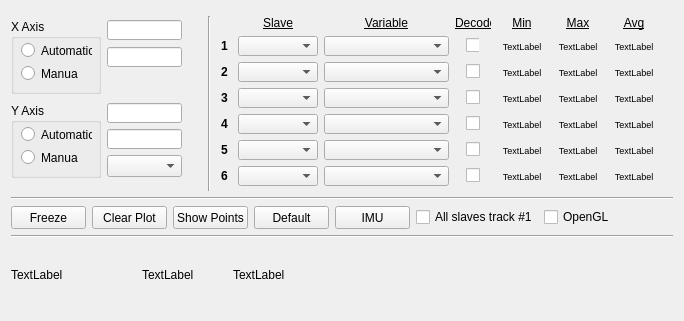
Before: the Qt Designer form ui/w_2dplot.ui in JFDuval/flexsea-plan, drawn with Qt 5.
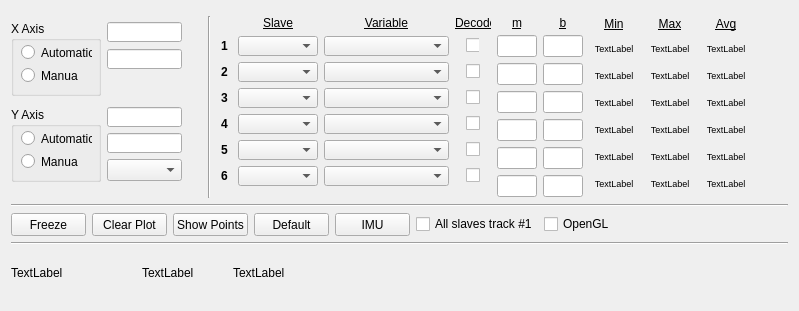
After: the same form once the commit is applied.

Commit message: Added m & b lineEdits to 2DPlot. Initialized them to 0 and 1.

```diff
--- a/ui/w_2dplot.ui
+++ b/ui/w_2dplot.ui
@@ -6,8 +6,8 @@
    <rect>
     <x>0</x>
     <y>0</y>
-    <width>684</width>
-    <height>321</height>
+    <width>799</width>
+    <height>311</height>
    </rect>
   </property>
   <property name="minimumSize">
@@ -838,7 +838,20 @@
        </property>
       </spacer>
      </item>
-     <item row="0" column="5">
+     <item row="0" column="7">
+      <spacer name="horizontalSpacer_2">
+       <property name="orientation">
+        <enum>Qt::Horizontal</enum>
+       </property>
+       <property name="sizeHint" stdset="0">
+        <size>
+         <width>5</width>
+         <height>5</height>
+        </size>
+       </property>
+      </spacer>
+     </item>
+     <item row="0" column="6">
       <layout class="QGridLayout" name="gridLayout_6">
        <item row="7" column="0">
         <spacer name="verticalSpacer_5">
@@ -1362,18 +1375,345 @@
        </item>
       </layout>
      </item>
-     <item row="0" column="6">
-      <spacer name="horizontalSpacer_2">
-       <property name="orientation">
-        <enum>Qt::Horizontal</enum>
-       </property>
-       <property name="sizeHint" stdset="0">
-        <size>
-         <width>5</width>
-         <height>5</height>
-        </size>
-       </property>
-      </spacer>
+     <item row="0" column="5">
+      <layout class="QGridLayout" name="gridLayout_8">
+       <item row="0" column="1">
+        <widget class="QLabel" name="label_8">
+         <property name="sizePolicy">
+          <sizepolicy hsizetype="Minimum" vsizetype="Preferred">
+           <horstretch>0</horstretch>
+           <verstretch>0</verstretch>
+          </sizepolicy>
+         </property>
+         <property name="minimumSize">
+          <size>
+           <width>25</width>
+           <height>13</height>
+          </size>
+         </property>
+         <property name="maximumSize">
+          <size>
+           <width>16777215</width>
+           <height>13</height>
+          </size>
+         </property>
+         <property name="text">
+          <string>&lt;html&gt;&lt;head/&gt;&lt;body&gt;&lt;p&gt;&lt;span style=&quot; text-decoration: underline;&quot;&gt;b&lt;/span&gt;&lt;/p&gt;&lt;/body&gt;&lt;/html&gt;</string>
+         </property>
+         <property name="alignment">
+          <set>Qt::AlignCenter</set>
+         </property>
+        </widget>
+       </item>
+       <item row="7" column="0">
+        <spacer name="verticalSpacer_8">
+         <property name="orientation">
+          <enum>Qt::Vertical</enum>
+         </property>
+         <property name="sizeType">
+          <enum>QSizePolicy::Minimum</enum>
+         </property>
+         <property name="sizeHint" stdset="0">
+          <size>
+           <width>20</width>
+           <height>1</height>
+          </size>
+         </property>
+        </spacer>
+       </item>
+       <item row="0" column="0">
+        <widget class="QLabel" name="label_7">
+         <property name="sizePolicy">
+          <sizepolicy hsizetype="Minimum" vsizetype="Preferred">
+           <horstretch>0</horstretch>
+           <verstretch>0</verstretch>
+          </sizepolicy>
+         </property>
+         <property name="minimumSize">
+          <size>
+           <width>25</width>
+           <height>13</height>
+          </size>
+         </property>
+         <property name="maximumSize">
+          <size>
+           <width>16777215</width>
+           <height>13</height>
+          </size>
+         </property>
+         <property name="text">
+          <string>&lt;html&gt;&lt;head/&gt;&lt;body&gt;&lt;p&gt;&lt;span style=&quot; text-decoration: underline;&quot;&gt;m&lt;/span&gt;&lt;/p&gt;&lt;/body&gt;&lt;/html&gt;</string>
+         </property>
+         <property name="alignment">
+          <set>Qt::AlignCenter</set>
+         </property>
+        </widget>
+       </item>
+       <item row="1" column="0">
+        <widget class="QLineEdit" name="lineEditM1">
+         <property name="sizePolicy">
+          <sizepolicy hsizetype="MinimumExpanding" vsizetype="Fixed">
+           <horstretch>0</horstretch>
+           <verstretch>0</verstretch>
+          </sizepolicy>
+         </property>
+         <property name="minimumSize">
+          <size>
+           <width>25</width>
+           <height>0</height>
+          </size>
+         </property>
+         <property name="maximumSize">
+          <size>
+           <width>40</width>
+           <height>16777215</height>
+          </size>
+         </property>
+        </widget>
+       </item>
+       <item row="2" column="0">
+        <widget class="QLineEdit" name="lineEditM2">
+         <property name="sizePolicy">
+          <sizepolicy hsizetype="MinimumExpanding" vsizetype="Fixed">
+           <horstretch>0</horstretch>
+           <verstretch>0</verstretch>
+          </sizepolicy>
+         </property>
+         <property name="minimumSize">
+          <size>
+           <width>25</width>
+           <height>0</height>
+          </size>
+         </property>
+         <property name="maximumSize">
+          <size>
+           <width>40</width>
+           <height>16777215</height>
+          </size>
+         </property>
+        </widget>
+       </item>
+       <item row="3" column="0">
+        <widget class="QLineEdit" name="lineEditM3">
+         <property name="sizePolicy">
+          <sizepolicy hsizetype="MinimumExpanding" vsizetype="Fixed">
+           <horstretch>0</horstretch>
+           <verstretch>0</verstretch>
+          </sizepolicy>
+         </property>
+         <property name="minimumSize">
+          <size>
+           <width>25</width>
+           <height>0</height>
+          </size>
+         </property>
+         <property name="maximumSize">
+          <size>
+           <width>40</width>
+           <height>16777215</height>
+          </size>
+         </property>
+        </widget>
+       </item>
+       <item row="4" column="0">
+        <widget class="QLineEdit" name="lineEditM4">
+         <property name="sizePolicy">
+          <sizepolicy hsizetype="MinimumExpanding" vsizetype="Fixed">
+           <horstretch>0</horstretch>
+           <verstretch>0</verstretch>
+          </sizepolicy>
+         </property>
+         <property name="minimumSize">
+          <size>
+           <width>25</width>
+           <height>0</height>
+          </size>
+         </property>
+         <property name="maximumSize">
+          <size>
+           <width>40</width>
+           <height>16777215</height>
+          </size>
+         </property>
+        </widget>
+       </item>
+       <item row="5" column="0">
+        <widget class="QLineEdit" name="lineEditM5">
+         <property name="sizePolicy">
+          <sizepolicy hsizetype="MinimumExpanding" vsizetype="Fixed">
+           <horstretch>0</horstretch>
+           <verstretch>0</verstretch>
+          </sizepolicy>
+         </property>
+         <property name="minimumSize">
+          <size>
+           <width>25</width>
+           <height>0</height>
+          </size>
+         </property>
+         <property name="maximumSize">
+          <size>
+           <width>40</width>
+           <height>16777215</height>
+          </size>
+         </property>
+        </widget>
+       </item>
+       <item row="6" column="0">
+        <widget class="QLineEdit" name="lineEditM6">
+         <property name="sizePolicy">
+          <sizepolicy hsizetype="MinimumExpanding" vsizetype="Fixed">
+           <horstretch>0</horstretch>
+           <verstretch>0</verstretch>
+          </sizepolicy>
+         </property>
+         <property name="minimumSize">
+          <size>
+           <width>25</width>
+           <height>0</height>
+          </size>
+         </property>
+         <property name="maximumSize">
+          <size>
+           <width>40</width>
+           <height>16777215</height>
+          </size>
+         </property>
+        </widget>
+       </item>
+       <item row="1" column="1">
+        <widget class="QLineEdit" name="lineEditB1">
+         <property name="sizePolicy">
+          <sizepolicy hsizetype="MinimumExpanding" vsizetype="Fixed">
+           <horstretch>0</horstretch>
+           <verstretch>0</verstretch>
+          </sizepolicy>
+         </property>
+         <property name="minimumSize">
+          <size>
+           <width>25</width>
+           <height>0</height>
+          </size>
+         </property>
+         <property name="maximumSize">
+          <size>
+           <width>40</width>
+           <height>16777215</height>
+          </size>
+         </property>
+        </widget>
+       </item>
+       <item row="2" column="1">
+        <widget class="QLineEdit" name="lineEditB2">
+         <property name="sizePolicy">
+          <sizepolicy hsizetype="MinimumExpanding" vsizetype="Fixed">
+           <horstretch>0</horstretch>
+           <verstretch>0</verstretch>
+          </sizepolicy>
+         </property>
+         <property name="minimumSize">
+          <size>
+           <width>25</width>
+           <height>0</height>
+          </size>
+         </property>
+         <property name="maximumSize">
+          <size>
+           <width>40</width>
+           <height>16777215</height>
+          </size>
+         </property>
+        </widget>
+       </item>
+       <item row="3" column="1">
+        <widget class="QLineEdit" name="lineEditB3">
+         <property name="sizePolicy">
+          <sizepolicy hsizetype="MinimumExpanding" vsizetype="Fixed">
+           <horstretch>0</horstretch>
+           <verstretch>0</verstretch>
+          </sizepolicy>
+         </property>
+         <property name="minimumSize">
+          <size>
+           <width>25</width>
+           <height>0</height>
+          </size>
+         </property>
+         <property name="maximumSize">
+          <size>
+           <width>40</width>
+           <height>16777215</height>
+          </size>
+         </property>
+        </widget>
+       </item>
+       <item row="4" column="1">
+        <widget class="QLineEdit" name="lineEditB4">
+         <property name="sizePolicy">
+          <sizepolicy hsizetype="MinimumExpanding" vsizetype="Fixed">
+           <horstretch>0</horstretch>
+           <verstretch>0</verstretch>
+          </sizepolicy>
+         </property>
+         <property name="minimumSize">
+          <size>
+           <width>25</width>
+           <height>0</height>
+          </size>
+         </property>
+         <property name="maximumSize">
+          <size>
+           <width>40</width>
+           <height>16777215</height>
+          </size>
+         </property>
+        </widget>
+       </item>
+       <item row="5" column="1">
+        <widget class="QLineEdit" name="lineEditB5">
+         <property name="sizePolicy">
+          <sizepolicy hsizetype="MinimumExpanding" vsizetype="Fixed">
+           <horstretch>0</horstretch>
+           <verstretch>0</verstretch>
+          </sizepolicy>
+         </property>
+         <property name="minimumSize">
+          <size>
+           <width>25</width>
+           <height>0</height>
+          </size>
+         </property>
+         <property name="maximumSize">
+          <size>
+           <width>40</width>
+           <height>16777215</height>
+          </size>
+         </property>
+        </widget>
+       </item>
+       <item row="6" column="1">
+        <widget class="QLineEdit" name="lineEditB6">
+         <property name="sizePolicy">
+          <sizepolicy hsizetype="MinimumExpanding" vsizetype="Fixed">
+           <horstretch>0</horstretch>
+           <verstretch>0</verstretch>
+          </sizepolicy>
+         </property>
+         <property name="minimumSize">
+          <size>
+           <width>25</width>
+           <height>0</height>
+          </size>
+         </property>
+         <property name="maximumSize">
+          <size>
+           <width>40</width>
+           <height>16777215</height>
+          </size>
+         </property>
+        </widget>
+       </item>
+      </layout>
      </item>
     </layout>
    </item>
@@ -1428,6 +1768,51 @@
        </property>
       </widget>
      </item>
+     <item row="0" column="3">
+      <widget class="QPushButton" name="pbReset">
+       <property name="minimumSize">
+        <size>
+         <width>75</width>
+         <height>23</height>
+        </size>
+       </property>
+       <property name="maximumSize">
+        <size>
+         <width>75</width>
+         <height>23</height>
+        </size>
+       </property>
+       <property name="text">
+        <string>Default</string>
+       </property>
+      </widget>
+     </item>
+     <item row="0" column="2">
+      <widget class="QPushButton" name="pbPoints">
+       <property name="minimumSize">
+        <size>
+         <width>75</width>
+         <height>23</height>
+        </size>
+       </property>
+       <property name="maximumSize">
+        <size>
+         <width>75</width>
+         <height>23</height>
+        </size>
+       </property>
+       <property name="text">
+        <string>Show Points</string>
+       </property>
+      </widget>
+     </item>
+     <item row="0" column="6">
+      <widget class="QCheckBox" name="checkBoxOpenGL">
+       <property name="text">
+        <string>OpenGL</string>
+       </property>
+      </widget>
+     </item>
      <item row="0" column="4">
       <widget class="QPushButton" name="pbIMU">
        <property name="minimumSize">
@@ -1472,50 +1857,18 @@
        </property>
       </widget>
      </item>
-     <item row="0" column="3">
-      <widget class="QPushButton" name="pbReset">
-       <property name="minimumSize">
-        <size>
-         <width>75</width>
-         <height>23</height>
-        </size>
+     <item row="0" column="8">
+      <spacer name="horizontalSpacer_4">
+       <property name="orientation">
+        <enum>Qt::Horizontal</enum>
        </property>
-       <property name="maximumSize">
+       <property name="sizeHint" stdset="0">
         <size>
-         <width>75</width>
-         <height>23</height>
+         <width>40</width>
+         <height>20</height>
         </size>
        </property>
-       <property name="text">
-        <string>Default</string>
-       </property>
-      </widget>
-     </item>
-     <item row="0" column="2">
-      <widget class="QPushButton" name="pbPoints">
-       <property name="minimumSize">
-        <size>
-         <width>75</width>
-         <height>23</height>
-        </size>
-       </property>
-       <property name="maximumSize">
-        <size>
-         <width>75</width>
-         <height>23</height>
-        </size>
-       </property>
-       <property name="text">
-        <string>Show Points</string>
-       </property>
-      </widget>
-     </item>
-     <item row="0" column="6">
-      <widget class="QCheckBox" name="checkBoxOpenGL">
-       <property name="text">
-        <string>OpenGL</string>
-       </property>
-      </widget>
+      </spacer>
      </item>
     </layout>
    </item>
```
The commit also changes 2 other files.
